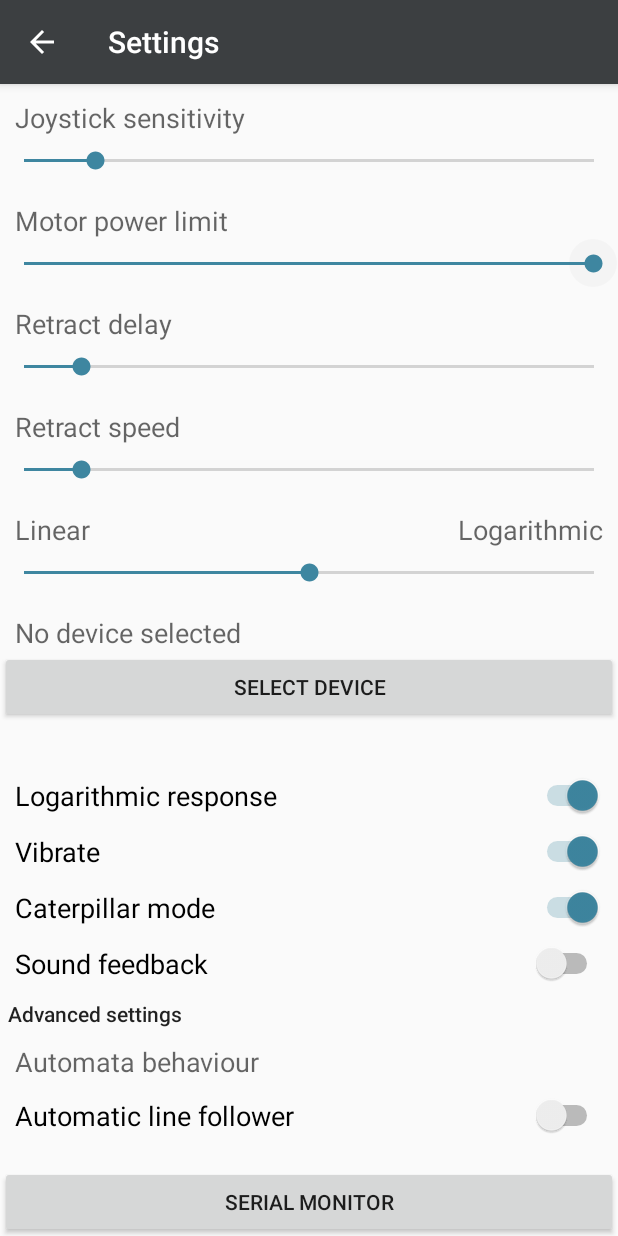
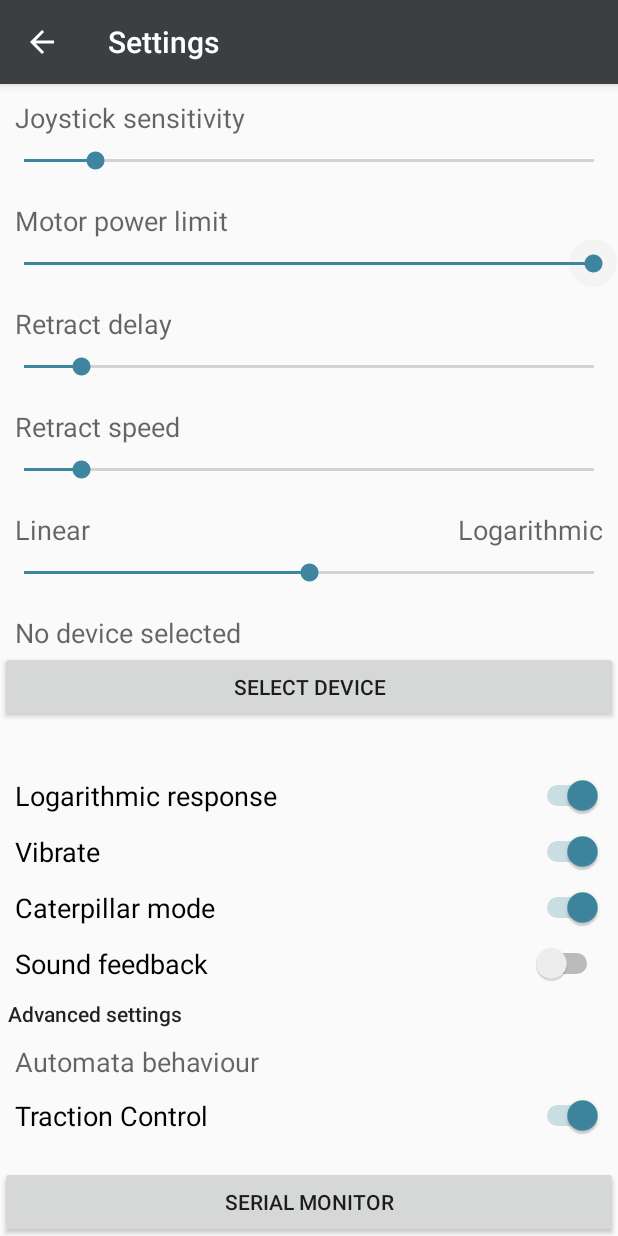
Before and after one commit to VideoMem/Remote-Joystick, an Android app: the SettingsView screen opened directly, with no data from a screen before it, on a phone screen of 412 x 824 dp. Run offline under Robolectric (Android 15) with nearby library versions, the phone set to English and light mode, and no system bars.

Commit message:
Alpha4 - traction option

```diff
--- a/app/src/main/java/com/example/remotejoystick/AppParameters.java
+++ b/app/src/main/java/com/example/remotejoystick/AppParameters.java
@@ -23,15 +23,18 @@ public class AppParameters extends Application {
     protected double logAmount;
     protected boolean exitAll;
     protected boolean mute;
+    protected boolean autoTraction;
 
-    public volatile double gyroPitch;
-    public volatile double gyroRoll;
-    public volatile double gyroYaw;
+    public boolean getAutoTraction() { return autoTraction; }
+    public void setAutoTraction(boolean v) { autoTraction = v; }
 
-    public volatile double accPitch;
-    public volatile double accRoll;
-    public volatile double accYaw;
+    protected volatile double gyroPitch;
+    protected volatile double gyroRoll;
+    protected volatile double gyroYaw;
 
+    protected volatile double accPitch;
+    protected volatile double accRoll;
+    protected volatile double accYaw;
 
     public double getGyroPitch() { return gyroPitch; }
     public double getGyroRoll()  { return gyroRoll; }
@@ -72,6 +75,7 @@ public class AppParameters extends Application {
         setLogMode(true);
         setLogAmount(50);
         setExitAll(false);
+        setAutoTraction(true);
     }
 
     public AppParameters() {
--- a/app/src/main/java/com/example/remotejoystick/BTConnManager.java
+++ b/app/src/main/java/com/example/remotejoystick/BTConnManager.java
@@ -182,6 +182,7 @@ public class BTConnManager extends Thread {
         sendSignal("B0");
         String msg = receiveSignal();
         parseResponse(msg);
+        if(param.getAutoTraction()) sendSignal("M21"); else sendSignal("M20");
     }
 
     public void pollGyro() {
--- a/app/src/main/java/com/example/remotejoystick/JoystickWidgets.java
+++ b/app/src/main/java/com/example/remotejoystick/JoystickWidgets.java
@@ -4,6 +4,7 @@ import android.content.res.AssetManager;
 import android.graphics.Bitmap;
 import android.graphics.Canvas;
 import android.graphics.Color;
+import android.graphics.Matrix;
 import android.graphics.Paint;
 import android.graphics.Path;
 import android.graphics.Picture;
@@ -216,111 +217,43 @@ public class JoystickWidgets extends ViewPort {
         mCanvas.drawCircle(screen.x - dp2px(10), screen.y - dp2px(10), radius() / 9, paint);
     }
 
-    public void gyroPitch() {
+    protected void gyroWidget(String label, double angle, int dpx, int dpy, int proportion) {
         Point center = new Point();
         middle(center);
         Paint paint = new Paint();
-        paint.setStyle(Paint.Style.STROKE);
+        paint.setStyle(Paint.Style.FILL);
         paint.setColor(Color.parseColor(colors.foreground));
-        paint.setStrokeWidth(dp2px(3));
-        int radius = radius() / 4;
+        paint.setStrokeWidth(dp2px(1));
+        int radius = radius() / proportion;
 
-        Point bottomLeft = new Point();
-        bottomLeft.x = center.x - radius /2;
-        bottomLeft.y = center.y;
-        Point bottomRight = new Point();
-        bottomRight.x = center.x + radius /2;
-        bottomRight.y = center.y;
-
-        //360 2p
-        //a   x
-        double slipL = (param.getGyroPitch() * PI /180) - PI /4;
-        double slipR = (param.getGyroPitch() * PI /180) + PI * 3/4;
-        Point L = rotate(bottomLeft, bottomLeft, slipL);
-        Point R = rotate(bottomLeft, bottomLeft, slipR);
-        Point M = rotate(bottomRight, bottomRight, slipL);
-        Point S = rotate(bottomRight, bottomRight, slipR);
-
-        Point topRight = traslate(R, x() - dp2px(60), dp2px(100));
-        Point topLeft  = traslate(L, x() - dp2px(60), dp2px(100));
-        Point topS     = traslate(S, x() - dp2px(60), dp2px(100));
-        Point topM     = traslate(M, x() - dp2px(60), dp2px(100));
-
-        mCanvas.drawLine(topLeft.x, topLeft.y, topM.x, topM.y, paint);
-        //mCanvas.drawLine(topM.x, topM.y, topS.x, topS.y, paint);
-
+        Matrix mMatrix = new Matrix();
+        RectF bounds = new RectF();
+        RectF box = new RectF(-radius/2, -radius /2, radius/2, radius/2);
+        mMatrix.postRotate((float) angle, bounds.centerX(), bounds.centerY());
+        mMatrix.postTranslate(dp2px(dpx), dp2px(dpy));
+        Path subcircle = new Path();
+        subcircle.moveTo(-radius /2, 0);
+        subcircle.lineTo(radius / 2, 0);
+        subcircle.arcTo(box, 0F, 180F);
+        subcircle.transform(mMatrix);
+        mCanvas.drawPath(subcircle, paint);
+        paint.setTextSize(dp2px(15));
+        mCanvas.drawText(label, dp2px(dpx) - dp2px(60), dp2px(dpy) + dp2px(6), paint);
     }
 
 
-    public void gyroYaw() {
-        Point center = new Point();
-        middle(center);
-        Paint paint = new Paint();
-        paint.setStyle(Paint.Style.STROKE);
-        paint.setColor(Color.parseColor(colors.foreground));
-        paint.setStrokeWidth(dp2px(3));
-        int radius = radius() / 4;
-
-        Point bottomLeft = new Point();
-        bottomLeft.x = center.x - radius /2;
-        bottomLeft.y = center.y;
-        Point bottomRight = new Point();
-        bottomRight.x = center.x + radius /2;
-        bottomRight.y = center.y;
-
-        //360 2p
-        //a   x
-        double slipL = (param.getGyroYaw() * PI /180) - PI /4;
-        double slipR = (param.getGyroYaw() * PI /180) + PI * 3/4;
-        Point L = rotate(bottomLeft, bottomLeft, slipL);
-        Point R = rotate(bottomLeft, bottomLeft, slipR);
-        Point M = rotate(bottomRight, bottomRight, slipL);
-        Point S = rotate(bottomRight, bottomRight, slipR);
-
-        Point topRight = traslate(R, x() - dp2px(60), dp2px(140));
-        Point topLeft  = traslate(L, x() - dp2px(60), dp2px(140));
-        Point topS     = traslate(S, x() - dp2px(60), dp2px(140));
-        Point topM     = traslate(M, x() - dp2px(60), dp2px(140));
-
-        mCanvas.drawLine(topLeft.x, topLeft.y, topM.x, topM.y, paint);
-        //mCanvas.drawLine(topM.x, topM.y, topS.x, topS.y, paint);
-
+    public void gyroPitch() {
+        gyroWidget("Roll", param.getGyroPitch(),px2dp(x()) - 30, 110, 6);
     }
 
     public void gyroRoll() {
-        Point center = new Point();
-        middle(center);
-        Paint paint = new Paint();
-        paint.setStyle(Paint.Style.STROKE);
-        paint.setColor(Color.parseColor(colors.foreground));
-        paint.setStrokeWidth(dp2px(3));
-        int radius = radius() / 4;
+        gyroWidget("Pitch", param.getGyroRoll(), px2dp(x()) - 30, 80, 6);
+    }
 
-        Point bottomLeft = new Point();
-        bottomLeft.x = center.x - radius /2;
-        bottomLeft.y = center.y;
-        Point bottomRight = new Point();
-        bottomRight.x = center.x + radius /2;
-        bottomRight.y = center.y;
+    public void gyroYaw() {
+        gyroWidget("Yaw", param.getGyroYaw(),  px2dp(x()) - 30, 140, 6);
+    }
 
-        //360 2p
-        //a   x
-        double slipL = (param.getGyroRoll() * PI /180) - PI /4;
-        double slipR = (param.getGyroRoll() * PI /180) + PI * 3/4;
-        Point L = rotate(bottomLeft, bottomLeft, slipL);
-        Point R = rotate(bottomLeft, bottomLeft, slipR);
-        Point M = rotate(bottomRight, bottomRight, slipL);
-        Point S = rotate(bottomRight, bottomRight, slipR);
-
-        Point topRight = traslate(R, dp2px(60), dp2px(100));
-        Point topLeft  = traslate(L, dp2px(60), dp2px(100));
-        Point topS     = traslate(S, dp2px(60), dp2px(100));
-        Point topM     = traslate(M, dp2px(60), dp2px(100));
-
-        mCanvas.drawLine(topLeft.x, topLeft.y, topM.x, topM.y, paint);
-        //mCanvas.drawLine(topM.x, topM.y, topS.x, topS.y, paint);
-
-    }
 
     public void shaft() {
         Point center = new Point();
--- a/app/src/main/java/com/example/remotejoystick/SettingsView.java
+++ b/app/src/main/java/com/example/remotejoystick/SettingsView.java
@@ -31,6 +31,7 @@ public class SettingsView extends AppCompatActivity
     protected Switch soundEnable;
     protected Switch caterpillarEnabled;
     protected Switch logMode;
+    protected Switch tractionControl;
     protected SeekBar logComponent;
 
     @Override
@@ -77,6 +78,9 @@ public class SettingsView extends AppCompatActivity
             case R.id.logScale:
                 param.setLogMode(isChecked);
                 break;
+            case R.id.trackAuto:
+                param.setAutoTraction(isChecked);
+                break;
         }
     }
 
@@ -110,7 +114,8 @@ public class SettingsView extends AppCompatActivity
         caterpillarEnabled.setOnCheckedChangeListener(this);
         logMode = findViewById(R.id.logScale);
         logMode.setOnCheckedChangeListener(this);
-
+        tractionControl = findViewById(R.id.trackAuto);
+        tractionControl.setOnCheckedChangeListener(this);
 
         read();
         TextView Device = findViewById(R.id.DevConfig);
@@ -133,6 +138,7 @@ public class SettingsView extends AppCompatActivity
         soundEnable.setChecked(param.getSound());
         caterpillarEnabled.setChecked(param.getCaterpillar());
         logMode.setChecked(param.getLogMode());
+        tractionControl.setChecked(param.getAutoTraction());
     }
 
     public void resetDialog() {
--- a/app/src/main/res/layout/settings_activity.xml
+++ b/app/src/main/res/layout/settings_activity.xml
@@ -4,7 +4,7 @@
     xmlns:android="http://schemas.android.com/apk/res/android">
 
     <ScrollView
-        android:id="@+id/autoFollow"
+        android:id="@+id/autoTraction"
         android:layout_width="fill_parent"
         android:layout_height="wrap_content">
 
@@ -213,13 +213,13 @@
                 android:textAppearance="@style/TextAppearance.AppCompat.Medium" />
 
             <Switch
-                android:id="@+id/autoauto"
+                android:id="@+id/trackAuto"
                 android:layout_width="match_parent"
                 android:layout_height="wrap_content"
                 android:layout_marginLeft="10dp"
                 android:layout_marginTop="10dp"
                 android:layout_marginRight="10dp"
-                android:text="@string/SET_Automatic_line_follower"
+                android:text="@string/SET_AutoTraction"
                 android:textAppearance="@style/TextAppearance.AppCompat.Medium" />
 
             <Button
--- a/app/src/main/res/values/strings.xml
+++ b/app/src/main/res/values/strings.xml
@@ -68,5 +68,6 @@
     <string name="SET_LINEAR">Linear</string>
     <string name="SET_LOG">Logarithmic</string>
     <string name="JW_MAXPOWER">Maximum power: %#02X</string>
+    <string name="SET_AutoTraction">Traction Control</string>
 
 </resources>
```
Also changed, not shown: 1 other file.
